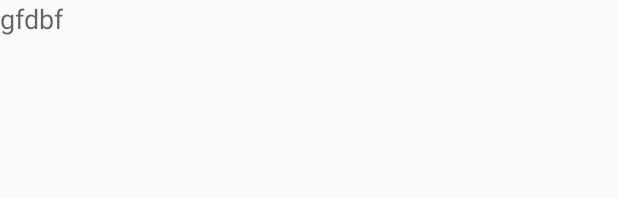
After one commit to OllyYuu/Digest-Viewer, an Android app: the layout fragment_list.xml on its own in the app's theme, with its tools: preview values and no code run, on a phone screen of 412 x 824 dp. The commit adds this screen. Shown: the top 198 px of the screen. Run offline under Robolectric (Android 15) with nearby library versions, the phone set to English and light mode, and no system bars.

Commit message:
ListFragment

```diff
--- a/app/src/main/java/com/example/digestviewer/app/MainActivity.java
+++ b/app/src/main/java/com/example/digestviewer/app/MainActivity.java
@@ -46,7 +46,8 @@ public class MainActivity extends ActionBarActivity {
             fragment.setArguments(args);
         }
         getSupportFragmentManager().beginTransaction()
-                .add(R.id.container, fragment)
+                .replace(R.id.container, fragment)
+                .addToBackStack(fragment.getFragmentId().toString())
                 .commit();
     }
 
--- a/app/src/main/java/com/example/digestviewer/app/fragments/ArticleFragment.java
+++ b/app/src/main/java/com/example/digestviewer/app/fragments/ArticleFragment.java
@@ -5,7 +5,7 @@ package com.example.digestviewer.app.fragments;
  */
 public class ArticleFragment extends BaseFragment {
     @Override
-    FragmentId getFragmentId() {
+    public FragmentId getFragmentId() {
         return FragmentId.FRAGMENT_ARTICLE;
     }
 }
--- a/app/src/main/java/com/example/digestviewer/app/fragments/BaseFragment.java
+++ b/app/src/main/java/com/example/digestviewer/app/fragments/BaseFragment.java
@@ -6,5 +6,5 @@ import android.support.v4.app.Fragment;
  * Created by OllyYuu on 24.08.2015.
  */
 public abstract class BaseFragment extends Fragment {
-    abstract FragmentId getFragmentId();
+    public abstract FragmentId getFragmentId();
 }
--- /dev/null
+++ b/app/src/main/res/layout/fragment_list.xml
@@ -0,0 +1,13 @@
+<?xml version="1.0" encoding="utf-8"?>
+<LinearLayout xmlns:android="http://schemas.android.com/apk/res/android"
+              android:orientation="vertical"
+              android:layout_width="match_parent"
+              android:layout_height="match_parent">
+
+    <TextView
+            android:layout_width="wrap_content"
+            android:layout_height="wrap_content"
+            android:textAppearance="?android:attr/textAppearanceMedium"
+            android:text="gfdbf"
+            android:id="@+id/textView"/>
+</LinearLayout>
```
Also changed, not shown: app/src/main/java/com/example/digestviewer/app/fragments/ListFragment.java (+17 -1 lines), app/src/main/java/com/example/digestviewer/app/fragments/MainFragment.java (+11 -1 lines), 1 other file.
